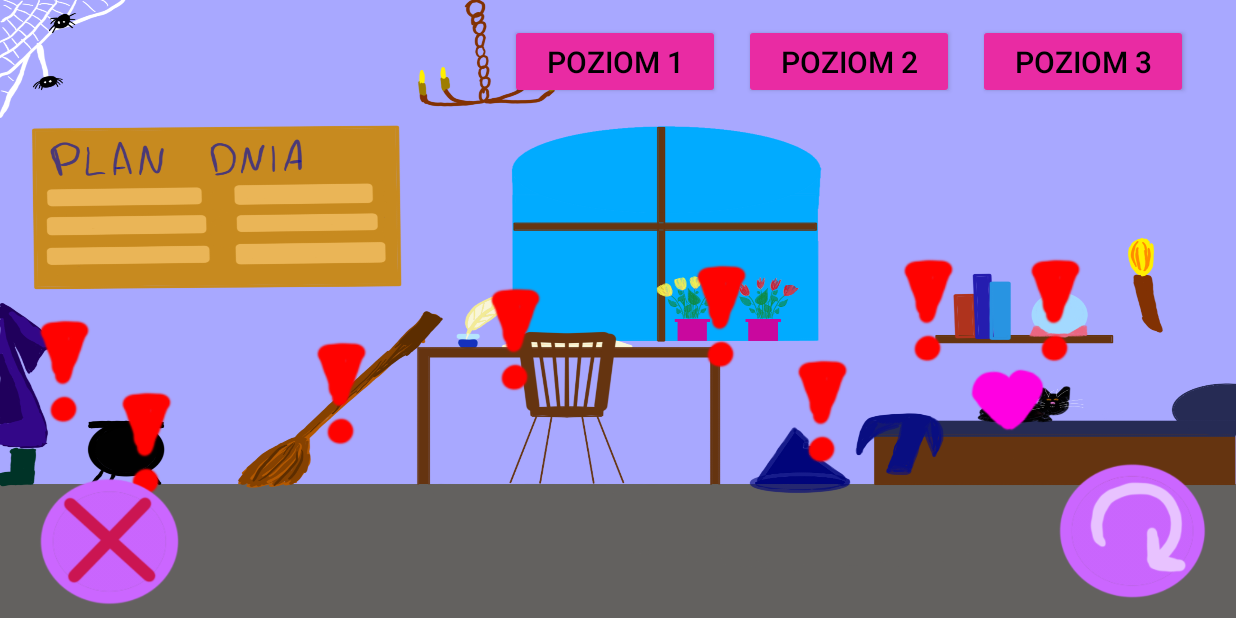
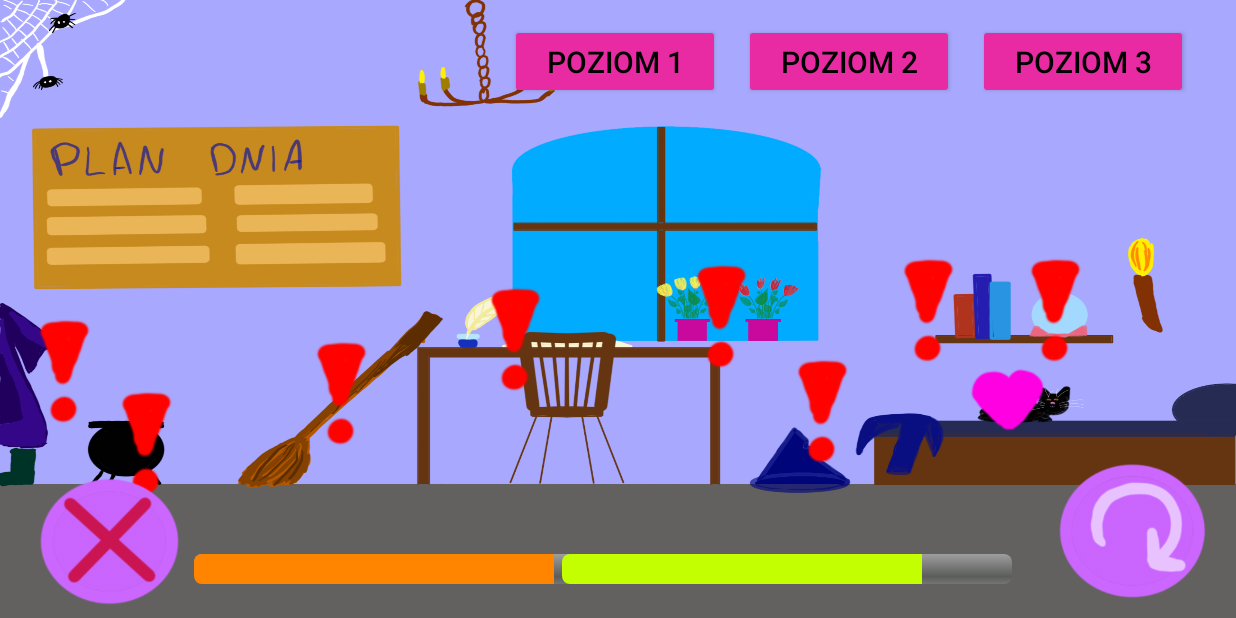
Before and after one commit to luki05superas-code/witch, an Android app: the screen it shows after launch (MainActivity), on a phone screen of 824 x 412 dp (held sideways). Run offline under Robolectric (Android 15) with nearby library versions, the phone set to English and light mode, and no system bars.

Commit message:
"Progres bar i trochę kodu."

```diff
--- /dev/null
+++ b/app/src/main/java/com/example/witch/GameAction.java
@@ -0,0 +1,21 @@
+package com.example.witch;
+
+public class GameAction {
+    private String description;
+    private int timeCost;
+    private int energyCost;
+    public GameAction(String description, int timeCost,int energyCost){
+        this.description=description;
+        this.energyCost=energyCost;
+        this.timeCost=timeCost;
+    }
+    public String getDescription(){
+        return description;
+    }
+    public int getTimeCost(){
+        return timeCost;
+    }
+    public int getEnergyCost(){
+        return energyCost;
+    }
+}
--- /dev/null
+++ b/app/src/main/java/com/example/witch/GameModel.java
@@ -0,0 +1,26 @@
+package com.example.witch;
+
+public class GameModel {
+    private int currentEnergy = 100;
+    private int currentTime = 100;
+    public int getCurrentEnergy(){
+        return currentEnergy;
+    }
+
+    public int getCurrentTime() {
+        return currentTime;
+    }
+    public boolean performAction(int energyCost, int timeCost){
+        if (currentEnergy >= energyCost && currentTime >= timeCost) {
+            currentEnergy -= energyCost;
+            currentTime -= timeCost;
+            return true;
+        }
+        return false;
+    }
+    // TODO: dodać opcje dla resetowania dla konkretnego poziomu, ewentualnie zmienic tak żeby odrazu ustawiało czynności.
+    public void resetGame(){
+        currentEnergy=100;
+        currentTime=100;
+    }
+}
--- a/app/src/main/java/com/example/witch/MainActivity.java
+++ b/app/src/main/java/com/example/witch/MainActivity.java
@@ -5,17 +5,60 @@ import android.os.Bundle;
 import android.view.View;
 import android.widget.Button;
 import android.widget.ImageButton;
+import android.widget.ProgressBar;
+import android.widget.Toast;
 
 public class MainActivity extends AppCompatActivity {
     private ImageButton buttonClose;
+    private GameModel gameModel;
+    private ProgressBar energyBar;
+    private ProgressBar timeBar;
+    private ImageButton actionButt1;
+    private ImageButton actionButt2;
+    private GameAction actionMakePotion;
+    private GameAction actionGoToFly;
+
     protected void onCreate(Bundle savedInstanceState){
         super.onCreate(savedInstanceState);
         setContentView(R.layout.layout);
+        gameModel = new GameModel();
+        actionMakePotion=new GameAction("Uważ eliksir",20,20);
+        actionGoToFly= new GameAction("Idz na trening latania na miotle.", 20, 30);
+        energyBar = findViewById(R.id.energy_bar);
+        timeBar = findViewById(R.id.time_bar);
+        actionButt1 = findViewById(R.id.button_wykrzyknik1);
+        actionButt2 = findViewById(R.id.button_wykrzyknik2);
         buttonClose = (ImageButton) findViewById(R.id.button_close);
+        energyBar.setMax(100);
+        timeBar.setMax(100);
+        actionButt1.setOnClickListener(new View.OnClickListener() {
+            public void onClick(View v) {
+                handleActionClick(actionMakePotion);
+            }
+        });
+        actionButt2.setOnClickListener(new View.OnClickListener() {
+            public void onClick(View v) {
+                handleActionClick(actionGoToFly);
+            }
+        });
         buttonClose.setOnClickListener(new View.OnClickListener() {
             public void onClick(View v) {
                 finish();
             }
         });
+
+    }
+    private void handleActionClick(GameAction action){
+        boolean success = gameModel.performAction(action.getEnergyCost(),action.getTimeCost());
+        if(success){
+            Toast.makeText(this, action.getDescription() + " wykonane!", Toast.LENGTH_SHORT).show();
+            updateUI();
+        } else {
+            Toast.makeText(this, "Brak zasobów do wykonania: " + action.getDescription(), Toast.LENGTH_SHORT).show();
+        }
+    }
+    private void updateUI() {
+        energyBar.setProgress(gameModel.getCurrentEnergy());
+        timeBar.setProgress(gameModel.getCurrentTime());
     }
 }
--- a/app/src/main/res/layout/layout.xml
+++ b/app/src/main/res/layout/layout.xml
@@ -219,5 +219,35 @@
             app:layout_constraintTop_toTopOf="parent"
             app:layout_constraintVertical_bias="0.974" />
 
+        <ProgressBar
+            android:id="@+id/energy_bar"
+            style="@android:style/Widget.ProgressBar.Horizontal"
+            android:layout_width="300dp"
+            android:layout_height="20dp"
+            android:max="100"
+            android:progress="80"
+            android:progressTint="#FF8400"
+            app:layout_constraintBottom_toBottomOf="parent"
+            app:layout_constraintEnd_toEndOf="parent"
+            app:layout_constraintHorizontal_bias="0.247"
+            app:layout_constraintStart_toStartOf="parent"
+            app:layout_constraintTop_toTopOf="parent"
+            app:layout_constraintVertical_bias="0.931" />
+
+        <ProgressBar
+            android:id="@+id/time_bar"
+            style="@android:style/Widget.ProgressBar.Horizontal"
+            android:layout_width="300dp"
+            android:layout_height="20dp"
+            android:max="100"
+            android:progress="80"
+            android:progressTint="#C3FF00"
+            app:layout_constraintBottom_toBottomOf="parent"
+            app:layout_constraintEnd_toEndOf="parent"
+            app:layout_constraintHorizontal_bias="0.715"
+            app:layout_constraintStart_toStartOf="parent"
+            app:layout_constraintTop_toTopOf="parent"
+            app:layout_constraintVertical_bias="0.931" />
+
     </androidx.constraintlayout.widget.ConstraintLayout>
 </LinearLayout>
```
Also changed, not shown: app/src/main/res/drawable/tlo_testowe.png (deleted).
